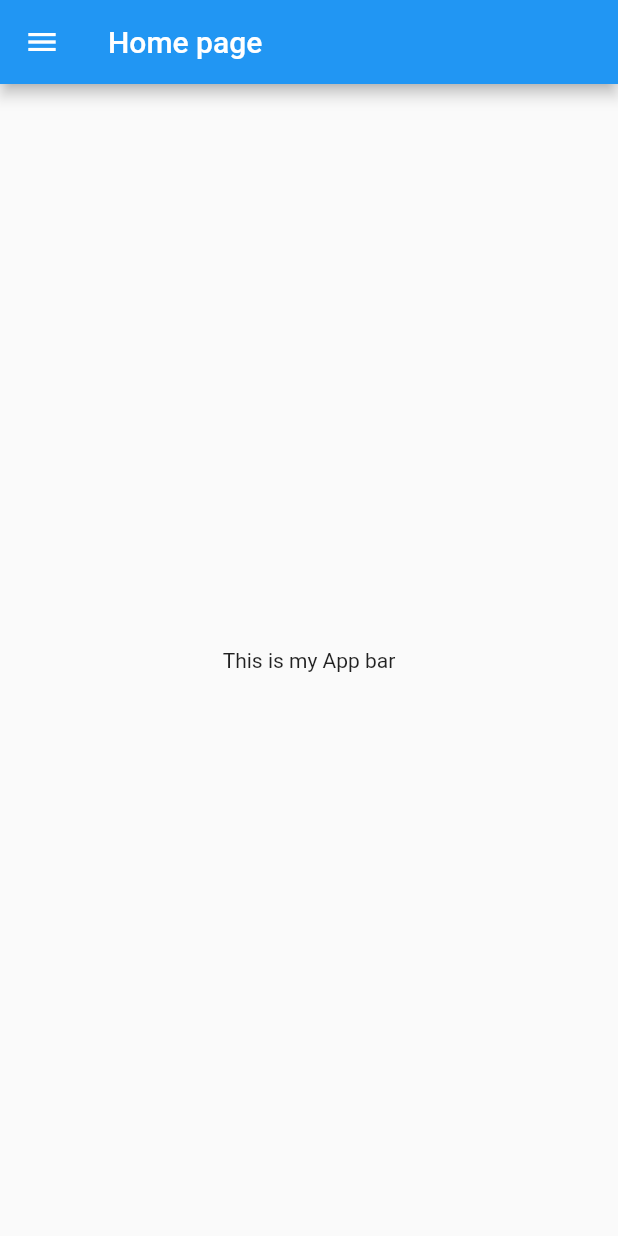
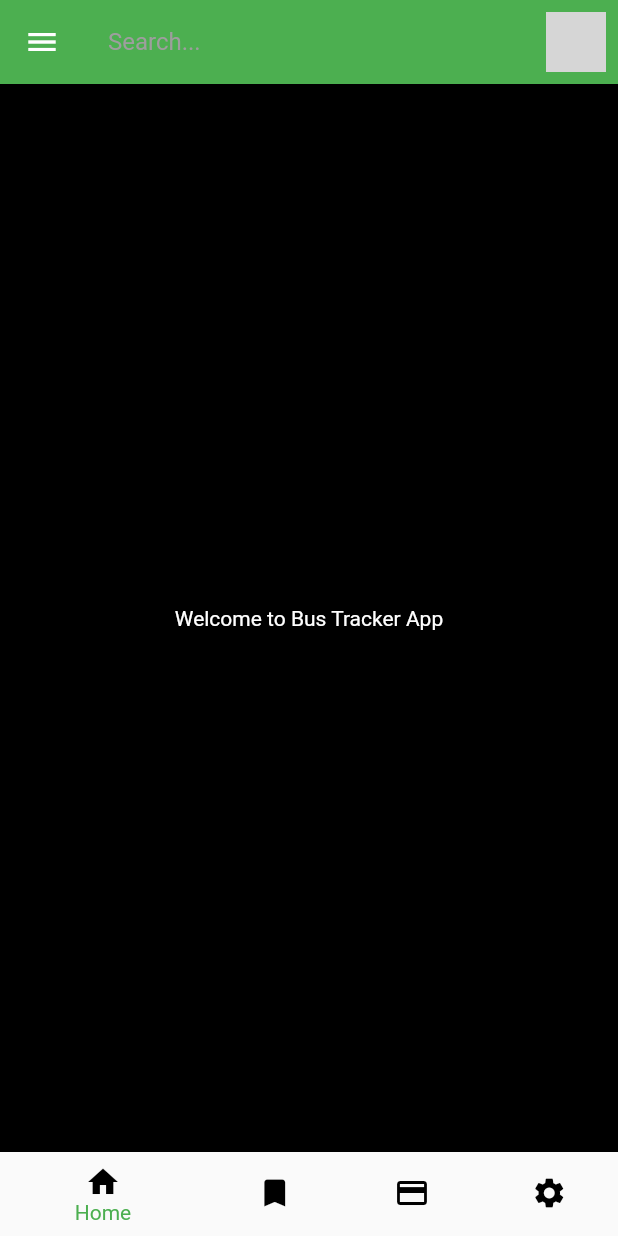
Before and after one commit to AkashSharma786/BusTracking, a Flutter app: the HomePage screen opened directly, on a phone screen of 412 x 824 dp. Run offline on Flutter 3.47's test engine with Material 2 defaults, Android fonts, the phone set to English and light mode, and no system bars; our stand-ins replace google_fonts; Roboto replaces fonts that are missing (Aboreto); grey boxes are pictures that could not be loaded.

Commit message:
"Home layout"

```diff
--- a/lib/pages/home_page.dart
+++ b/lib/pages/home_page.dart
@@ -1,25 +1,141 @@
+
 import 'package:flutter/material.dart';
 
+class HomePage extends StatefulWidget {
+  const HomePage({Key? key}) : super(key: key);
 
-class HomePage extends StatelessWidget {
-  const HomePage({super.key});
+  @override
+  _HomePageState createState() => _HomePageState();
+}
 
+class _HomePageState extends State<HomePage> {
   @override
   Widget build(BuildContext context) {
     return Scaffold(
-
-
-
+      backgroundColor: Colors.black,
       appBar: AppBar(
-        title: const Text("Home page"),
-
+        backgroundColor: Colors.green,
+        title: TextField(
+          style: TextStyle(color: Colors.white),
+          decoration: InputDecoration(
+            hintText: "Search...",
+            hintStyle: TextStyle(color: Colors.grey),
+            border: InputBorder.none,
+          ),
+        ),
+        actions: [
+          Padding(
+            padding: const EdgeInsets.all(8.0),
+            child: CircleAvatar(
+              backgroundImage: AssetImage("assets/profile_placeholder.png"),
+              radius: 20,
+            ),
+          ),
+        ],
       ),
-
-      drawer:const  Drawer(),
-
-
-
-      body: const Center(child: Text("This is my App bar")),
+      drawer: Drawer(
+        child: ListView(
+          children: [
+            DrawerHeader(
+              decoration: BoxDecoration(
+                color: Colors.green,
+              ),
+              child: Column(
+                crossAxisAlignment: CrossAxisAlignment.start,
+                children: [
+                  CircleAvatar(
+                    radius: 30,
+                    backgroundImage:
+                        AssetImage("assets/profile_placeholder.png"),
+                  ),
+                  SizedBox(height: 10),
+                  Text(
+                    "John Doe",
+                    style: TextStyle(
+                      color: Colors.white,
+                      fontSize: 16,
+                    ),
+                  ),
+                ],
+              ),
+            ),
+            ListTile(
+              leading: Icon(Icons.leaderboard, color: Colors.green),
+              title: Text('Leaderboard', style: TextStyle(color: Colors.white)),
+              onTap: () {
+                Navigator.pop(context); // Close the drawer
+                // Handle leaderboard tap
+              },
+            ),
+            ListTile(
+              leading: Icon(Icons.mail, color: Colors.green),
+              title: Text('Mail Us', style: TextStyle(color: Colors.white)),
+              onTap: () {
+                Navigator.pop(context); // Close the drawer
+                // Handle mail us tap
+              },
+            ),
+            ListTile(
+              leading: Icon(Icons.info, color: Colors.green),
+              title: Text('About Us', style: TextStyle(color: Colors.white)),
+              onTap: () {
+                Navigator.pop(context); // Close the drawer
+                // Handle about us tap
+              },
+            ),
+          ],
+        ),
+      ),
+      body: LayoutBuilder(
+        builder: (BuildContext context, BoxConstraints constraints) {
+          return SingleChildScrollView(
+            child: ConstrainedBox(
+              constraints: BoxConstraints(minHeight: constraints.maxHeight),
+              child: IntrinsicHeight(
+                child: Container(
+                  color: Colors.black,
+                  child: Center(
+                    child: Text(
+                      "Welcome to Bus Tracker App",
+                      style: TextStyle(color: Colors.white),
+                    ),
+                  ),
+                ),
+              ),
+            ),
+          );
+        },
+      ),
+      bottomNavigationBar: BottomNavigationBar(
+        backgroundColor: Colors.black,
+        items: const <BottomNavigationBarItem>[
+          BottomNavigationBarItem(
+            icon: Icon(Icons.home, color: Colors.black),
+            label: 'Home',
+          ),
+          BottomNavigationBarItem(
+            icon: Icon(Icons.bookmark, color: Colors.black),
+            label: 'Bookmark',
+          ),
+          BottomNavigationBarItem(
+            icon: Icon(Icons.payment, color: Colors.black),
+            label: 'Payment',
+          ),
+          BottomNavigationBarItem(
+            icon: Icon(Icons.settings, color: Colors.black),
+            label: 'Settings',
+          ),
+        ],
+        selectedItemColor: Colors.green,
+        unselectedItemColor: Colors.black,
+        onTap: (int index) {
+          if (index == 0) {
+            Navigator.pop(context);
+          } else {
+            // Navigate to other pages
+          }
+        },
+      ),
     );
   }
 }
```
Also changed, not shown: lib/main.dart (+19 -22 lines), lib/pages/login.dart (+8 -6 lines), lib/pages/side_bar/nav_bar.dart (added, +72 -0 lines), assets/images/Login.png (deleted), assets/images/Login.svg (deleted), assets/images/busLogo.png (added), lib/pages/side_bar/side_bar.dart (added).
